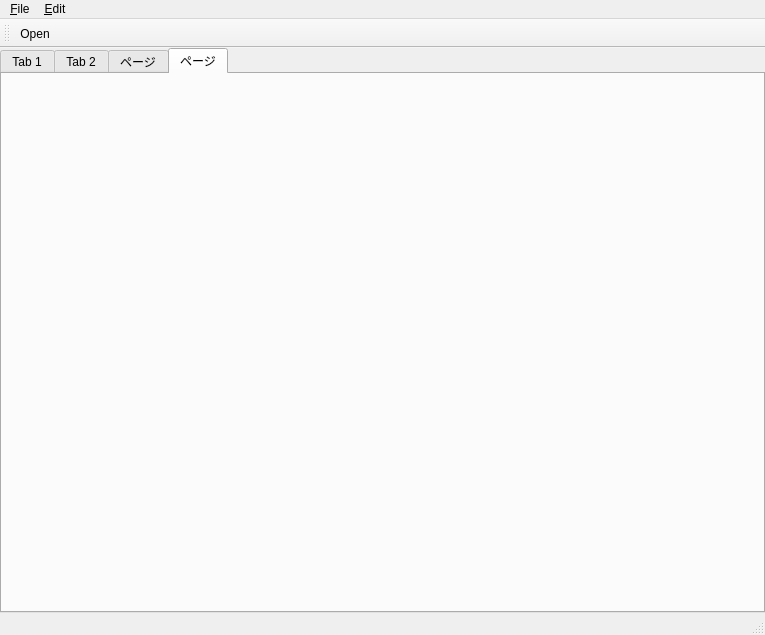
This is MainWindow.ui in soramimi/QtDarkStyle as Qt 5 draws it before an edit. The edited form follows.
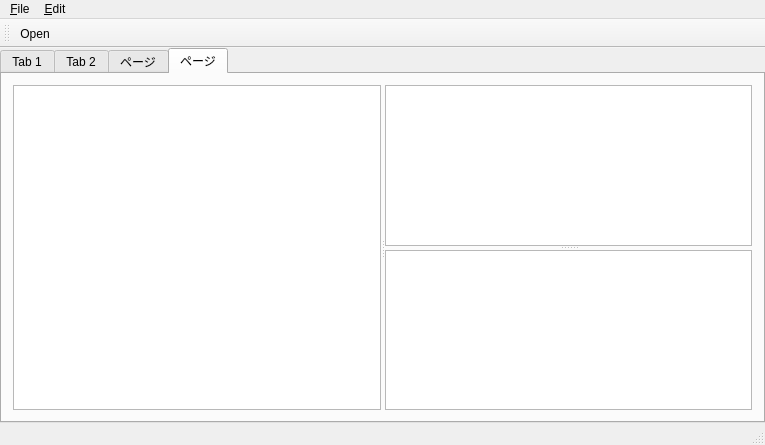
This is the edited form.

Commit message: ボタンの文字色、ラジオボタンのフォーカス枠、スプリッターの色、

```diff
--- a/MainWindow.ui
+++ b/MainWindow.ui
@@ -7,7 +7,7 @@
     <x>0</x>
     <y>0</y>
     <width>765</width>
-    <height>635</height>
+    <height>445</height>
    </rect>
   </property>
   <property name="windowTitle">
@@ -395,6 +395,23 @@
        <attribute name="title">
         <string>ページ</string>
        </attribute>
+       <layout class="QVBoxLayout" name="verticalLayout_3">
+        <item>
+         <widget class="QSplitter" name="splitter_2">
+          <property name="orientation">
+           <enum>Qt::Horizontal</enum>
+          </property>
+          <widget class="QTreeView" name="treeView"/>
+          <widget class="QSplitter" name="splitter">
+           <property name="orientation">
+            <enum>Qt::Vertical</enum>
+           </property>
+           <widget class="QTableView" name="tableView"/>
+           <widget class="QTableView" name="tableView_2"/>
+          </widget>
+         </widget>
+        </item>
+       </layout>
       </widget>
      </widget>
     </item>
```
Left out of the diff: 6 changed lines with no effect on the pictures. The commit also changes 3 other files.
